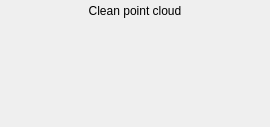
Before: the Qt Designer form src/gui/forms/toolbar_pointEdition.ui in open-scan-crew/OpenScanTools, drawn with Qt 5.
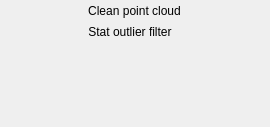
After: the same form once the commit is applied. Icons and pictures are not drawn.

Commit message: Add statistical outlier filter UI and pipeline

```diff
--- a/src/gui/forms/toolbar_pointEdition.ui
+++ b/src/gui/forms/toolbar_pointEdition.ui
@@ -32,7 +32,7 @@
    <property name="verticalSpacing">
     <number>0</number>
    </property>
-   <item row="2" column="0">
+   <item row="3" column="0">
     <spacer name="verticalSpacer">
      <property name="orientation">
       <enum>Qt::Vertical</enum>
@@ -43,7 +43,20 @@
        <height>0</height>
       </size>
      </property>
-    </spacer>
+   </spacer>
+   </item>
+   <item row="1" column="0">
+    <widget class="QToolButton" name="toolButton_statisticalOutlierFilter">
+     <property name="text">
+      <string>Stat outlier filter</string>
+     </property>
+     <property name="toolButtonStyle">
+      <enum>Qt::ToolButtonTextOnly</enum>
+     </property>
+     <property name="autoRaise">
+      <bool>true</bool>
+     </property>
+    </widget>
    </item>
    <item row="0" column="0">
     <widget class="QToolButton" name="toolButton_deleteClippedPoints">
```
Left out of the diff: 3 changed lines with no effect on the pictures. The commit also changes 30 other files.
